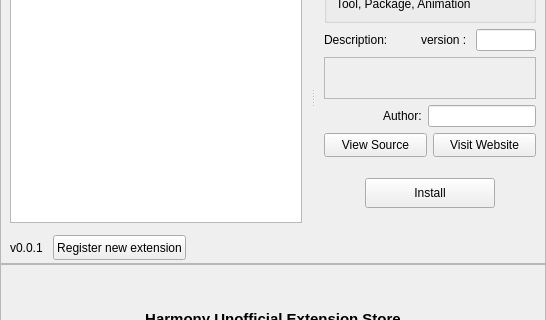
mchaptel/ExtensionStore, file ExtensionStore/resources/store.ui: the form before one commit; both pictures show x 0 to 546 and y 455 to 775 of the 546 by 1060 pixel window.
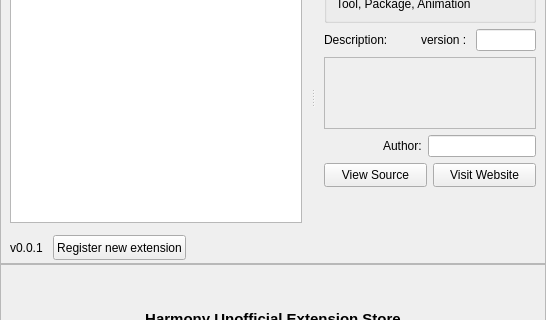
The form after the commit.

Commit message: remove install button to add it through code

Diff of the .ui file:
```diff
--- a/ExtensionStore/resources/store.ui
+++ b/ExtensionStore/resources/store.ui
@@ -550,7 +550,7 @@
            </widget>
           </item>
           <item>
-           <layout class="QHBoxLayout" name="horizontalLayout_12" stretch="0,0,1">
+           <layout class="QHBoxLayout" name="horizontalLayout_12" stretch="0,0,0,1">
             <item>
              <spacer name="horizontalSpacer_6">
               <property name="orientation">
@@ -668,42 +668,19 @@
            </layout>
           </item>
           <item>
-           <layout class="QHBoxLayout" name="horizontalLayout_10">
-            <property name="topMargin">
-             <number>15</number>
+           <widget class="QFrame" name="installButtonPlaceHolder">
+            <property name="lineWidth">
+             <number>0</number>
             </property>
-            <property name="bottomMargin">
-             <number>15</number>
-            </property>
-            <item>
-             <widget class="QToolButton" name="installButton">
-              <property name="minimumSize">
-               <size>
-                <width>80</width>
-                <height>30</height>
-               </size>
-              </property>
-              <property name="maximumSize">
-               <size>
-                <width>130</width>
-                <height>16777215</height>
-               </size>
-              </property>
-              <property name="styleSheet">
-               <string notr="true"/>
-              </property>
-              <property name="text">
-               <string>Install</string>
-              </property>
-              <property name="toolButtonStyle">
-               <enum>Qt::ToolButtonIconOnly</enum>
-              </property>
-              <property name="autoRaise">
-               <bool>false</bool>
-              </property>
-             </widget>
-            </item>
-           </layout>
+            <layout class="QHBoxLayout" name="horizontalLayout_10">
+             <property name="topMargin">
+              <number>15</number>
+             </property>
+             <property name="bottomMargin">
+              <number>15</number>
+             </property>
+            </layout>
+           </widget>
           </item>
          </layout>
         </widget>
```
Left out of the diff: 29 changed lines with no effect on the pictures. The commit also changes 1 other file.
